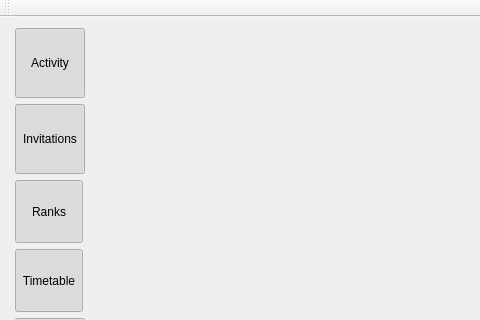
First picture: the form in GUI/mainwindow.ui, repository jpvanhal/Social-Sports, before the edit; both pictures show x 0 to 480 and y 0 to 320 of the 800 by 600 pixel window.
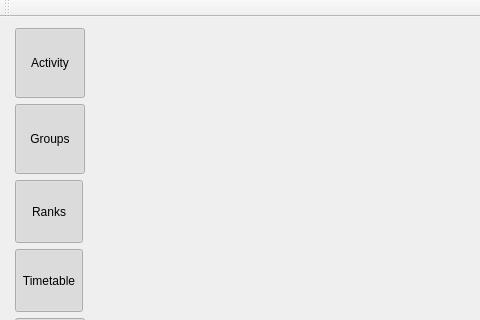
Second picture: the form after the edit.

Commit message: text for button changed

Patch:
```diff
--- a/GUI/mainwindow.ui
+++ b/GUI/mainwindow.ui
@@ -85,7 +85,7 @@
         <bool>false</bool>
        </property>
        <property name="text">
-        <string>Invitations</string>
+        <string>Groups</string>
        </property>
        <property name="checkable">
         <bool>true</bool>
```
